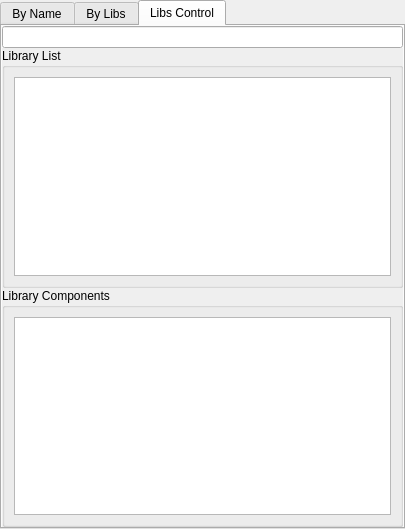
Before: the Qt Designer form GUI/Qt/UClassesListWidget.ui in aicommunity/Rdk, drawn with Qt 5.
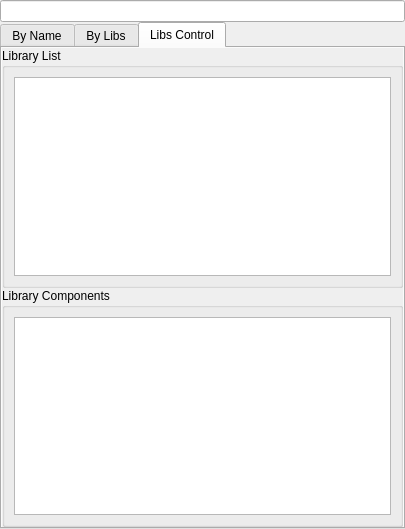
After: the same form once the commit is applied.

Commit message: RTLib class updated. GUI updated (search bar is now common for three tabs)

```diff
--- a/GUI/Qt/UClassesListWidget.ui
+++ b/GUI/Qt/UClassesListWidget.ui
@@ -14,6 +14,9 @@
    <string>Form</string>
   </property>
   <layout class="QVBoxLayout" name="verticalLayout_3">
+   <property name="spacing">
+    <number>0</number>
+   </property>
    <property name="leftMargin">
     <number>0</number>
    </property>
@@ -26,8 +29,14 @@
    <property name="bottomMargin">
     <number>0</number>
    </property>
+   <item>
+    <widget class="QLineEdit" name="lineEditSearch"/>
+   </item>
    <item>
     <widget class="QTabWidget" name="tabWidget">
+     <property name="autoFillBackground">
+      <bool>true</bool>
+     </property>
      <property name="currentIndex">
       <number>2</number>
      </property>
@@ -116,9 +125,6 @@
        <property name="bottomMargin">
         <number>0</number>
        </property>
-       <item>
-        <widget class="QLineEdit" name="lineEditSearch"/>
-       </item>
        <item>
         <widget class="QGroupBox" name="groupBoxLibList">
          <property name="autoFillBackground">
```
Left out of the diff: 3 changed lines with no effect on the pictures. The commit also changes 6 other files.
